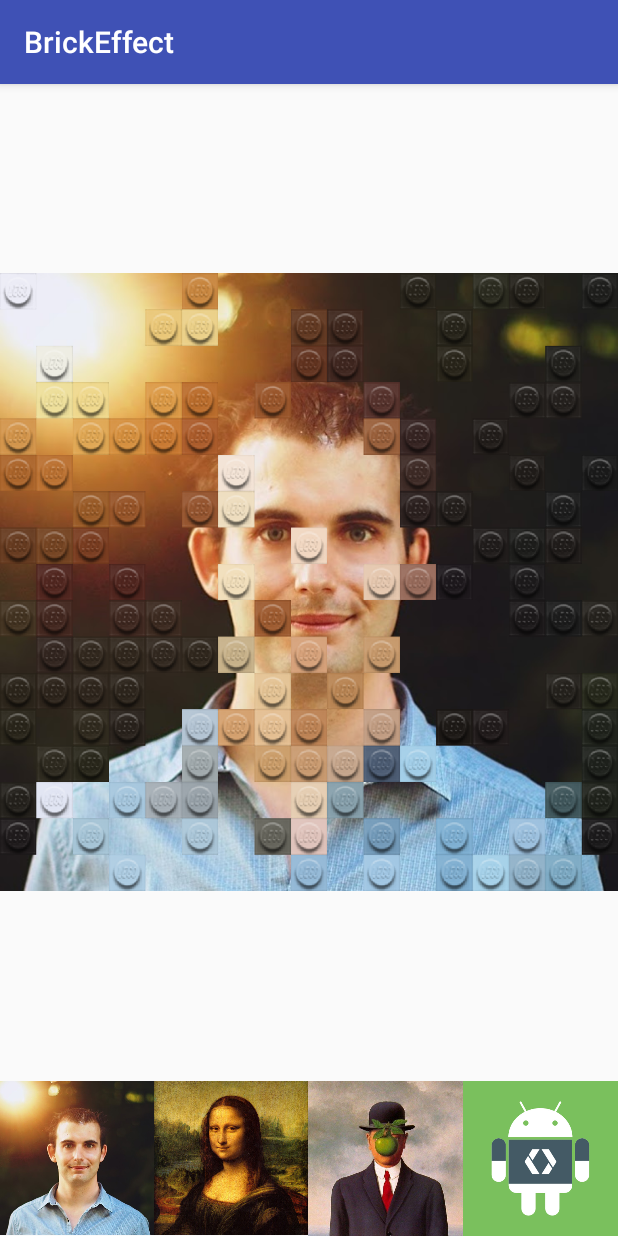
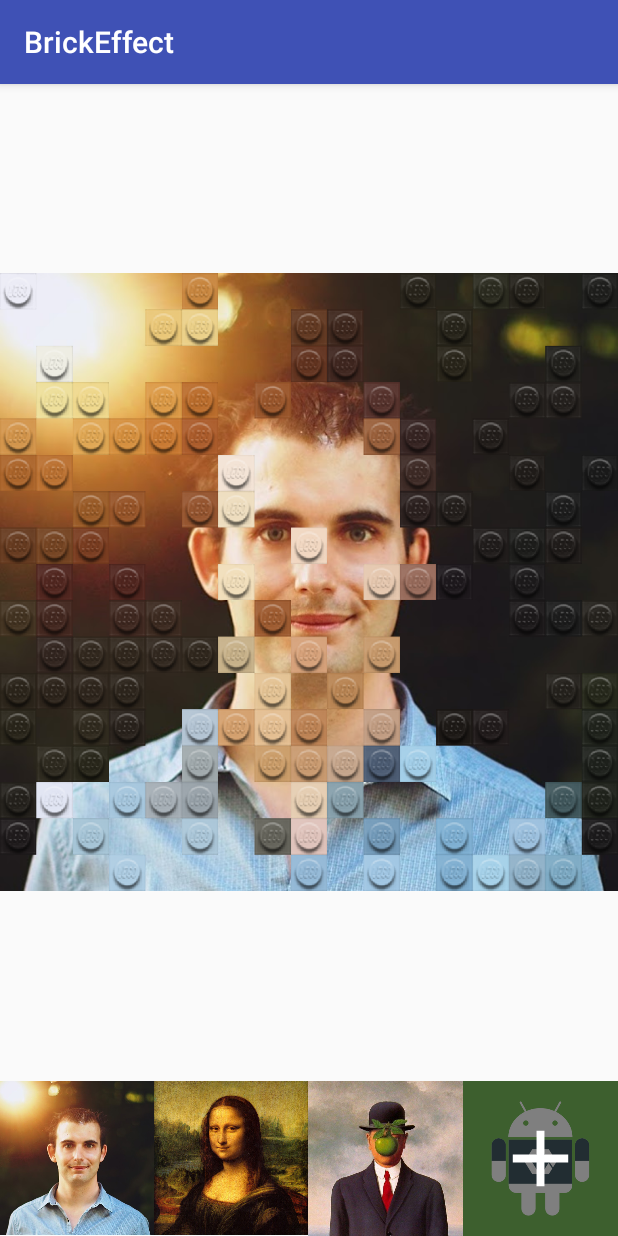
Before and after one commit to JeroenMols/Legofy, an Android app: the screen it shows after launch (MainActivity), on a phone screen of 412 x 824 dp. Run offline under Robolectric (Android 15) with nearby library versions, the phone set to English and light mode, and no system bars.

Commit message:
Plus button on rightmost element

```diff
--- a/app/src/main/java/com/jeroenmols/brickeffect/MainActivity.java
+++ b/app/src/main/java/com/jeroenmols/brickeffect/MainActivity.java
@@ -29,7 +29,7 @@ public class MainActivity extends AppCompatActivity {
         addThumbnailClickListener(R.id.imageview_profile, R.drawable.profile_picture);
         addThumbnailClickListener(R.id.imageview_monalise, R.drawable.mona_lisa);
         addThumbnailClickListener(R.id.imageview_magritte, R.drawable.magritte);
-        addThumbnailClickListener(R.id.imageview_android, R.drawable.android);
+        addThumbnailClickListener(R.id.imageview_plusbutton, R.drawable.android);
     }
 
     private void addThumbnailClickListener(@IdRes int viewId, @DrawableRes final int drawable) {
--- /dev/null
+++ b/app/src/main/res/drawable/ic_add_black_24dp.xml
@@ -0,0 +1,9 @@
+<vector xmlns:android="http://schemas.android.com/apk/res/android"
+        android:width="24dp"
+        android:height="24dp"
+        android:viewportWidth="24.0"
+        android:viewportHeight="24.0">
+    <path
+        android:fillColor="#FF000000"
+        android:pathData="M19,13h-6v6h-2v-6H5v-2h6V5h2v6h6v2z"/>
+</vector>
--- a/app/src/main/res/layout/activity_main.xml
+++ b/app/src/main/res/layout/activity_main.xml
@@ -42,13 +42,30 @@
             android:adjustViewBounds="true"
             android:src="@drawable/magritte" />
 
-        <ImageView
-            android:id="@+id/imageview_android"
+        <FrameLayout
             android:layout_width="0dp"
-            android:layout_height="wrap_content"
-            android:layout_weight="1"
-            android:adjustViewBounds="true"
-            android:src="@drawable/android" />
+            android:layout_height="match_parent"
+            android:layout_weight="1">
+
+            <ImageView
+                android:id="@+id/imageview_android"
+                android:layout_width="match_parent"
+                android:layout_height="match_parent"
+                android:adjustViewBounds="true"
+                android:src="@drawable/android" />
+
+            <ImageView
+                android:id="@+id/imageview_plusbutton"
+                android:layout_width="match_parent"
+                android:layout_height="match_parent"
+                android:background="@color/black50"
+                android:padding="20dp"
+                android:scaleType="fitCenter"
+                android:src="@drawable/ic_add_black_24dp"
+                android:tint="@android:color/white" />
+
+        </FrameLayout>
+
     </LinearLayout>
 
 </RelativeLayout>
--- a/app/src/main/res/values/colors.xml
+++ b/app/src/main/res/values/colors.xml
@@ -3,4 +3,6 @@
     <color name="colorPrimary">#3F51B5</color>
     <color name="colorPrimaryDark">#303F9F</color>
     <color name="colorAccent">#FF4081</color>
+
+    <color name="black50">#80000000</color>
 </resources>
```
